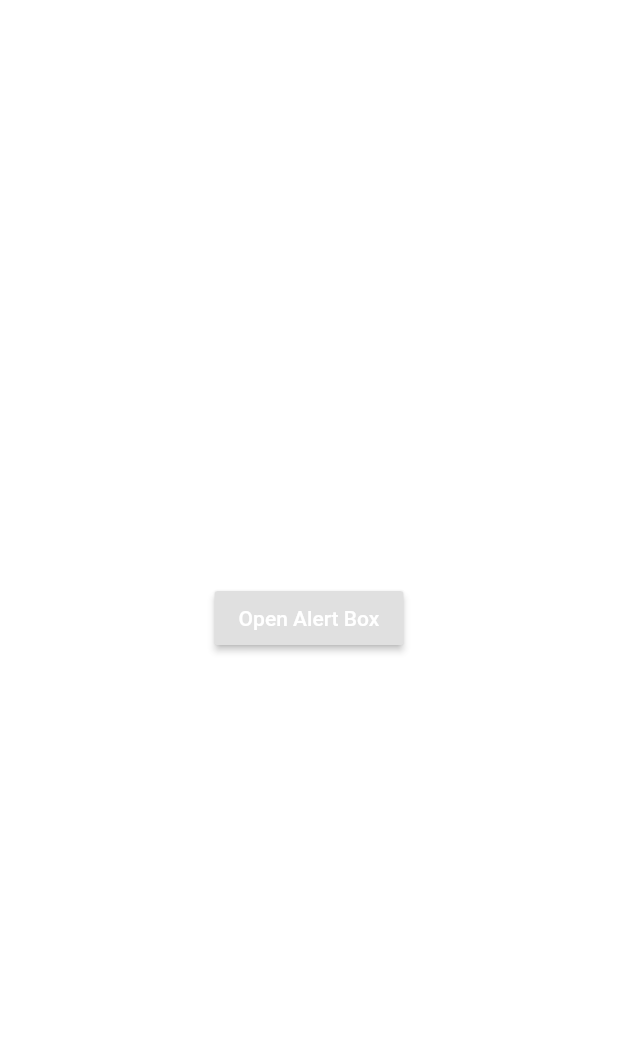
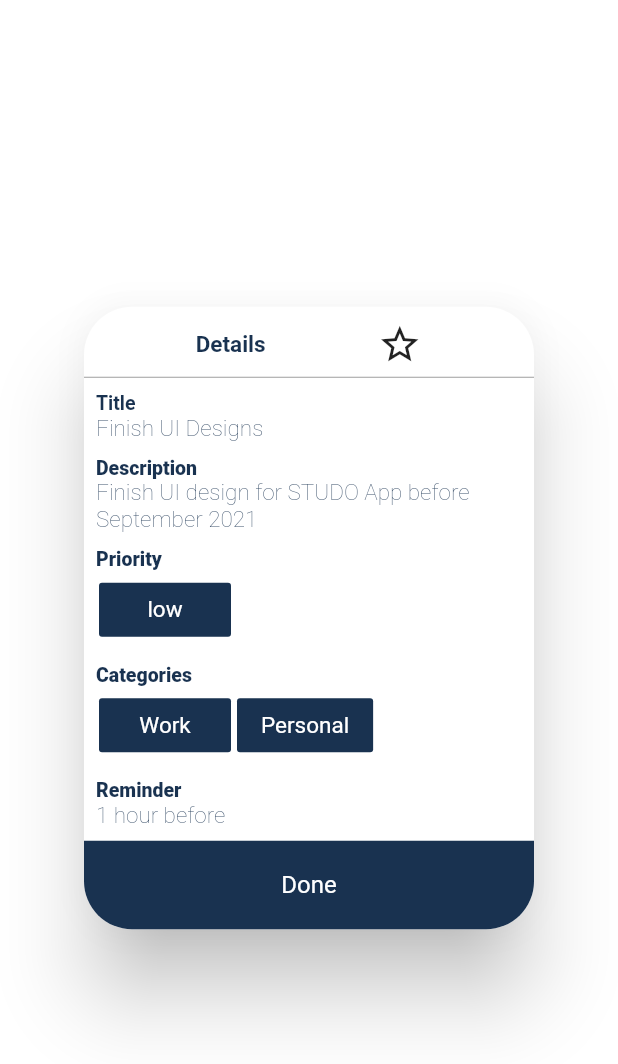
Before and after one commit to kennyobey/Stu-Do-UI, a Flutter app: the TodoHomePage screen opened directly, after a tap on "Finish Ui Design", on a phone screen of 412 x 824 dp. Shown: the top 1064 px of the screen. Run offline on Flutter 3.47's test engine with Material 2 defaults, Android fonts, the phone set to English and light mode, and no system bars; our stand-ins replace font_awesome_flutter, get, google_fonts, shared_preferences; accounts and stored records are empty.

Commit message:
Des Details UI

```diff
--- a/lib/pages/alert_dialogue/Alert pages/description_details.dart
+++ b/lib/pages/alert_dialogue/Alert pages/description_details.dart
@@ -1,24 +1,6 @@
+// ignore_for_file: deprecated_member_use, prefer_const_constructors
+
 import 'package:flutter/material.dart';
-
-// void main() => runApp(MyApp());
-// Color myColor = Color(0xff00bfa5);
-
-// class MyApp extends StatelessWidget {
-//   @override
-//   Widget build(BuildContext context) {
-//     return MaterialApp(
-//       debugShowCheckedModeBanner: false,
-//       title: "Rounde Alert Box",
-//       home: Scaffold(
-//         appBar: AppBar(
-//           backgroundColor: myColor,
-//           title: const Text("Rounded Alert Box"),
-//         ),
-//         body: RoundedAlertBox(),
-//       ),
-//     );
-//   }
-// }
 
 class RoundedAlertBox extends StatefulWidget {
   const RoundedAlertBox(BuildContext context, {Key? key}) : super(key: key);
@@ -32,26 +14,26 @@ class _RoundedAlertBoxState extends State<RoundedAlertBox> {
 
   @override
   Widget build(BuildContext context) {
-    return Center(
-      child: RaisedButton(
-        onPressed: openAlertBox,
-        //color: myColor,
-        child: Text(
-          "Open Alert Box",
-          style: TextStyle(color: Colors.white),
-        ),
-      ),
-    );
-  }
+    //   return Center(
+    //     child: RaisedButton(
+    //       onPressed: openAlertBox,
+    //       //color: myColor,
+    //       child: const Text(
+    //         "Open Alert Box",
+    //         style: TextStyle(color: Colors.white),
+    //       ),
+    //     ),
+    //   );
+    // }
 
-  openAlertBox() {
-    return showDialog(
-        context: context,
-        builder: (BuildContext context) {
+    // openAlertBox() {
+    //   return showDialog(
+    //       context: context,
+    //       builder: (BuildContext context) {
     return AlertDialog(
-            shape: RoundedRectangleBorder(
+        shape: const RoundedRectangleBorder(
             borderRadius: BorderRadius.all(Radius.circular(32.0))),
-            contentPadding: EdgeInsets.only(top: 10.0),
+        contentPadding: const EdgeInsets.only(top: 10.0),
         content: Container(
           width: 300.0,
           child: Column(
@@ -62,71 +44,122 @@ class _RoundedAlertBoxState extends State<RoundedAlertBox> {
               Row(
                 mainAxisAlignment: MainAxisAlignment.spaceEvenly,
                 mainAxisSize: MainAxisSize.min,
-                    children: <Widget>[
+                children: const <Widget>[
                   Text(
-                        "Rate",
-                        style: TextStyle(fontSize: 24.0),
-                      ),
-                      Row(
-                        mainAxisSize: MainAxisSize.min,
-                        children: <Widget>[
-                          Icon(
-                            Icons.star_border,
-                            color: myColor,
-                            size: 30.0,
+                    "Details",
+                    style: TextStyle(
+                        color: Color.fromRGBO(25, 50, 80, 10),
+                        fontWeight: FontWeight.bold,
+                        fontSize: 15),
                   ),
                   Icon(
                     Icons.star_border,
-                            color: myColor,
-                            size: 30.0,
-                          ),
-                          Icon(
-                            Icons.star_border,
-                            color: myColor,
-                            size: 30.0,
-                          ),
-                          Icon(
-                            Icons.star_border,
-                            color: myColor,
-                            size: 30.0,
-                          ),
-                          Icon(
-                            Icons.star_border,
-                            color: myColor,
                     size: 30.0,
                   ),
                 ],
               ),
-                    ],
-                  ),
-                  SizedBox(
+              const SizedBox(
                 height: 5.0,
               ),
-                  Divider(
+              const Divider(
                 color: Colors.grey,
                 height: 4.0,
               ),
               Padding(
-                    padding: EdgeInsets.only(left: 30.0, right: 30.0),
-                    child: TextField(
-                      decoration: InputDecoration(
-                        hintText: "Add Review",
-                        border: InputBorder.none,
+                padding: const EdgeInsets.all(8.0),
+                child: Column(
+                  crossAxisAlignment: CrossAxisAlignment.start,
+                  children: [
+                    Text(
+                      "Title",
+                      style: TextStyle(
+                          color: Color.fromRGBO(25, 50, 80, 10),
+                          fontWeight: FontWeight.bold,
+                          fontSize: 13),
                     ),
-                      maxLines: 8,
+                    Text(
+                      "Finish UI Designs",
+                      style: TextStyle(
+                          color: Color.fromRGBO(25, 50, 80, 10),
+                          fontWeight: FontWeight.w200,
+                          fontSize: 15),
+                    ),
+                    SizedBox(
+                      height: 10,
+                    ),
+                    Text(
+                      "Description",
+                      style: TextStyle(
+                          color: Color.fromRGBO(25, 50, 80, 10),
+                          fontWeight: FontWeight.w900,
+                          fontSize: 13),
+                    ),
+                    Text(
+                      "Finish UI design for STUDO App before September 2021",
+                      style: TextStyle(
+                          color: Color.fromRGBO(25, 50, 80, 10),
+                          fontWeight: FontWeight.w200,
+                          fontSize: 15),
+                    ),
+                    SizedBox(
+                      height: 10,
+                    ),
+                    Text(
+                      "Priority",
+                      style: TextStyle(
+                          color: Color.fromRGBO(25, 50, 80, 10),
+                          fontWeight: FontWeight.w900,
+                          fontSize: 13),
+                    ),
+                    _button2("low"),
+                    SizedBox(
+                      height: 10,
+                    ),
+                    Text(
+                      "Categories",
+                      style: TextStyle(
+                          color: Color.fromRGBO(25, 50, 80, 10),
+                          fontWeight: FontWeight.w900,
+                          fontSize: 13),
+                    ),
+                    Row(
+                      crossAxisAlignment: CrossAxisAlignment.start,
+                      children: [
+                        _button2("Work"),
+                        _button2("Personal"),
+                      ],
+                    ),
+                    SizedBox(
+                      height: 10,
+                    ),
+                    Text(
+                      "Reminder",
+                      style: TextStyle(
+                          color: Color.fromRGBO(25, 50, 80, 10),
+                          fontWeight: FontWeight.w900,
+                          fontSize: 13),
+                    ),
+                    Text(
+                      "1 hour before",
+                      style: TextStyle(
+                          color: Color.fromRGBO(25, 50, 80, 10),
+                          fontWeight: FontWeight.w200,
+                          fontSize: 15),
+                    ),
+                  ],
                 ),
               ),
               InkWell(
                 child: Container(
-                      padding: EdgeInsets.only(top: 20.0, bottom: 20.0),
+                  padding: const EdgeInsets.only(top: 20.0, bottom: 20.0),
                   decoration: BoxDecoration(
-                        color: myColor,
-                        borderRadius: BorderRadius.only(
+                    color: Color.fromRGBO(25, 50, 80, 10),
+                    borderRadius: const BorderRadius.only(
                         bottomLeft: Radius.circular(32.0),
                         bottomRight: Radius.circular(32.0)),
                   ),
-                      child: Text(
-                        "Rate Product",
+                  child: const Text(
+                    "Done",
                     style: TextStyle(color: Colors.white),
                     textAlign: TextAlign.center,
                   ),
@@ -134,8 +167,23 @@ class _RoundedAlertBoxState extends State<RoundedAlertBox> {
               ),
             ],
           ),
+        ));
+  }
+}
+
+Widget _button2(String title) {
+  return Container(
+    margin: const EdgeInsets.all(2),
+    padding: const EdgeInsets.symmetric(horizontal: 0, vertical: 0),
+    child: FlatButton(
+      child: Text(
+        title,
+        style: const TextStyle(
+            color: Colors.white, fontWeight: FontWeight.w400, fontSize: 15),
+      ),
+      color: const Color.fromRGBO(25, 50, 80, 10),
+      textColor: Colors.white,
+      onPressed: () {},
     ),
   );
-        });
 }
-}
```
Also changed, not shown: lib/pages/alert_dialogue/alertdialogue.dart (+34 -24 lines). Lines whose indentation alone changed are shown as unchanged.
